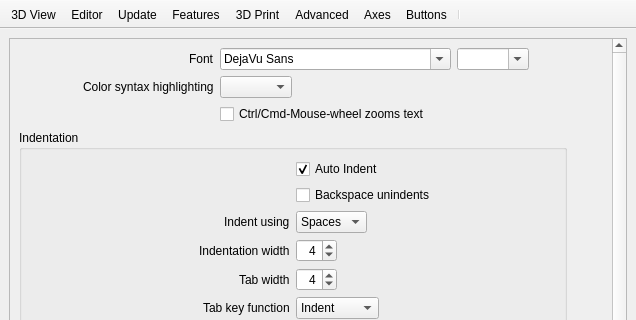
The window that src/Preferences.ui (openscad/openscad) describes before a commit, drawn with Qt 5; both pictures show x 0 to 636 and y 0 to 320 of the 636 by 498 pixel window.
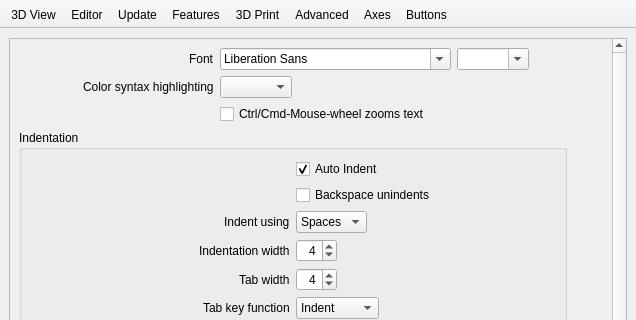
The same window after the commit. The open tabs and pages were chosen to show the change. Icons and pictures are not drawn. Custom widgets are drawn as their Qt base class.

```diff
--- a/src/Preferences.ui
+++ b/src/Preferences.ui
@@ -118,8 +118,8 @@
             <rect>
              <x>0</x>
              <y>0</y>
-             <width>606</width>
-             <height>755</height>
+             <width>512</width>
+             <height>793</height>
             </rect>
            </property>
            <layout class="QGridLayout" name="gridLayout_5">
@@ -161,7 +161,7 @@
                  <widget class="QFontComboBox" name="fontChooser">
                   <property name="currentFont">
                    <font>
-                    <family>DejaVu Sans</family>
+                    <family>Lucida Grande</family>
                     <pointsize>12</pointsize>
                    </font>
                   </property>
@@ -1846,7 +1846,6 @@
    <addaction name="prefsActionAdvanced"/>
    <addaction name="prefsActionInput"/>
    <addaction name="prefsActionInputButton"/>
-   <addaction name="separator"/>
   </widget>
   <action name="prefsAction3DView">
    <property name="checkable">
```
Left out of the diff: 90 changed lines with no effect on the pictures.
